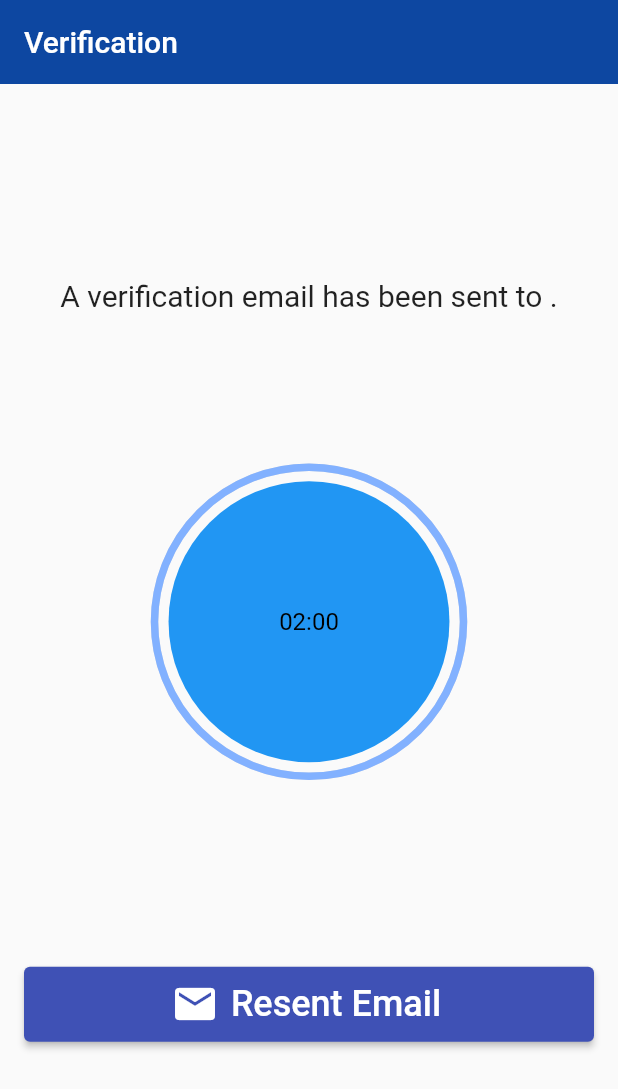
After one commit to benlibatuhan8/Baskent-University-Community-Hub, a Flutter app: the VerifyScreen screen opened directly, on a phone screen of 412 x 824 dp. The commit adds this screen. Shown: the top 1089 px of the screen. Run offline on Flutter 3.47's test engine with Material 2 defaults, Android fonts, the light colour scheme and no system bars; drawn by our look-alikes of circular_countdown_timer; our stand-ins replace carousel_slider, cloud_firestore, firebase_auth, firebase_core, flutter_riverpod, hooks_riverpod and 3 more; accounts and stored records are empty; network calls fail.

Commit message:
verification yapıldı pubspecyaml kaydetmeyi unutma.

```diff
--- /dev/null
+++ b/lib/screens/verify.dart
@@ -0,0 +1,163 @@
+import 'dart:async';
+
+import 'package:circular_countdown_timer/circular_countdown_timer.dart';
+import 'package:cloud_firestore/cloud_firestore.dart';
+import 'package:comhub/models/user.dart';
+import 'package:comhub/screens/home.dart';
+import 'package:comhub/screens/login/view/login.dart';
+import 'package:firebase_auth/firebase_auth.dart';
+import 'package:flutter/material.dart';
+
+class VerifyScreen extends StatefulWidget {
+  @override
+  _VerifyScreenState createState() => _VerifyScreenState();
+}
+
+class _VerifyScreenState extends State<VerifyScreen> {
+  final auth = FirebaseAuth.instance;
+  late User user;
+  late Timer timer, timer2;
+  late bool canResendEmail = true;
+  final usersRef =
+      FirebaseFirestore.instance.collection('users').withConverter<Users>(
+            fromFirestore: (snapshot, _) => Users.fromJson(snapshot.data()!),
+            toFirestore: (user, _) => user.toJson(),
+          );
+  CountDownController controller = CountDownController();
+
+  @override
+  void initState() {
+    try {
+      user = auth.currentUser!;
+      user.sendEmailVerification();
+      timer = Timer.periodic(Duration(seconds: 3), (timer) {
+        checkEmailVerified();
+      });
+      super.initState();
+    } catch (e) {
+      Widget okButton = TextButton(
+        child: Text("OK"),
+        onPressed: () {
+          Navigator.of(context).pop();
+        },
+      );
+      AlertDialog alert = AlertDialog(
+        title: Text(e.toString()),
+        actions: [
+          okButton,
+        ],
+      );
+      showDialog(
+        context: context,
+        builder: (BuildContext context) {
+          return alert;
+        },
+      );
+    }
+  }
+
+  @override
+  void dispose() {
+    timer.cancel();
+    super.dispose();
+  }
+
+  @override
+  Widget build(BuildContext context) {
+    return Scaffold(
+      resizeToAvoidBottomInset: false,
+      key: scaffoldKey,
+      appBar: AppBar(
+        title: const Text(
+          "Verification",
+          textAlign: TextAlign.center,
+        ),
+        elevation: 0.0,
+        backgroundColor: Colors.blue.shade900,
+      ),
+      body: Padding(
+        padding: EdgeInsets.all(16),
+        child: Column(
+          mainAxisAlignment: MainAxisAlignment.center,
+          children: [
+            Text(
+              'A verification email has been sent to ${user.email}.',
+              textAlign: TextAlign.center,
+              style: TextStyle(fontSize: 20),
+            ),
+            CircularCountDownTimer(
+              width: MediaQuery.of(context).size.width / 2,
+              height: MediaQuery.of(context).size.height / 2,
+              isReverseAnimation: true,
+              isReverse: true,
+              duration: 120,
+              fillColor: Colors.blueAccent[100]!,
+              backgroundColor: Colors.blue[500],
+              ringColor: Colors.grey[300]!,
+              onComplete: () {
+                List<String>? result = user.email?.split("@");
+                String currentUserID = result![0];
+                usersRef.doc(currentUserID).delete().then((value) {
+                  FirebaseAuth.instance.currentUser!.delete();
+                  Navigator.of(context).pushReplacement(
+                      MaterialPageRoute(builder: (context) => LoginScreen()));
+                });
+              },
+            ),
+            SizedBox(height: 24),
+            ElevatedButton.icon(
+              style: ElevatedButton.styleFrom(
+                minimumSize: Size.fromHeight(50),
+              ),
+              icon: Icon(
+                Icons.email,
+                size: 32,
+              ),
+              label: Text(
+                'Resent Email',
+                style: TextStyle(fontSize: 24),
+              ),
+              onPressed: () {
+                if (canResendEmail == true) {
+                  user.sendEmailVerification();
+                  canResendEmail = false;
+                  Widget okButton = TextButton(
+                    child: Text("OK"),
+                    onPressed: () {
+                      Navigator.of(context).pop();
+                    },
+                  );
+                  AlertDialog alert = AlertDialog(
+                    title: Text(
+                      "You can't resent email more than twice",
+                      textAlign: TextAlign.center,
+                    ),
+                    actions: [
+                      okButton,
+                    ],
+                  );
+                  showDialog(
+                    context: context,
+                    builder: (BuildContext context) {
+                      return alert;
+                    },
+                  );
+                }
+              },
+            ),
+          ],
+        ),
+      ),
+    );
+  }
+
+  Future checkEmailVerified() async {
+    var user2 = auth.currentUser!;
+    await user2.reload();
+    if (user2.emailVerified) {
+      timer.cancel();
+      Navigator.of(context).pushReplacement(
+          MaterialPageRoute(builder: (context) => HomeScreen()));
+    }
+  }
+}
--- a/pubspec.yaml
+++ b/pubspec.yaml
@@ -24,6 +24,7 @@ environment:
 dependencies:
   firebase_auth: ^3.3.4
   cloud_firestore:
+  circular_countdown_timer:
   flutter:
     sdk: flutter
   flutter_hooks: ^0.18.0
```
Also changed, not shown: lib/screens/login/state/login.dart (+24 -9 lines), lib/screens/register/state/register.dart (+21 -16 lines), pubspec.lock.
